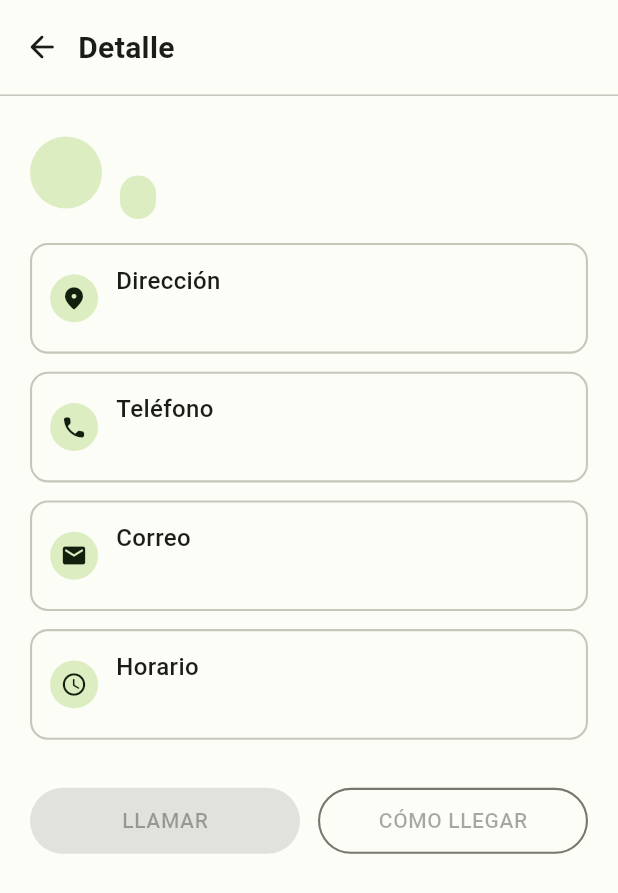
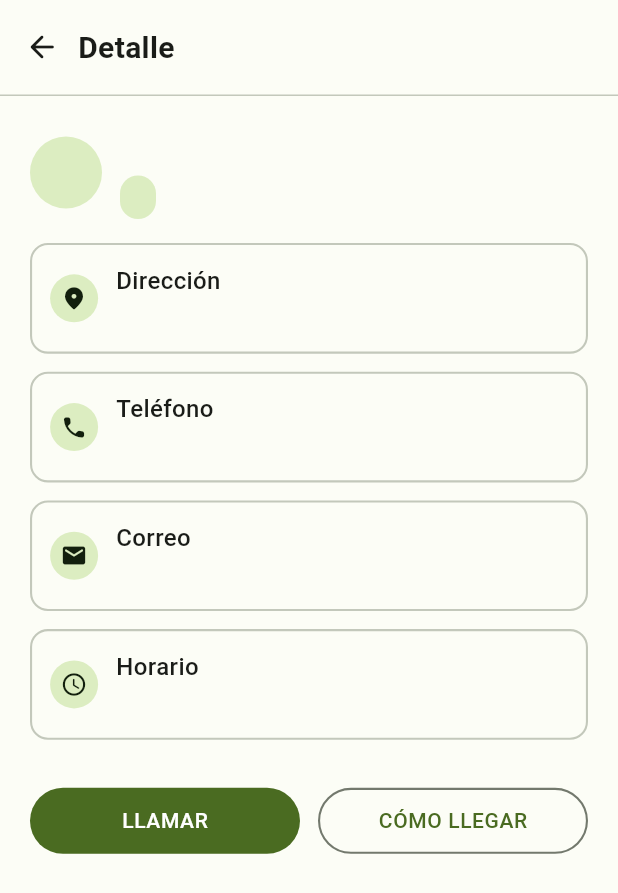
Before and after one commit to JanerBus/Ecoresiduos_App, a Flutter app: the ContactoDetalleScreen screen opened directly with empty values, on a phone screen of 412 x 824 dp. Shown: the top 893 px of the screen. Run offline on Flutter 3.47's test engine with Material 3 defaults, Android fonts, the phone set to English and light mode, and no system bars; our stand-ins replace camera, flutter_map, geolocator, latlong2, permission_handler, shimmer and 1 more; accounts and stored records are empty.

Commit message:
Feat: Mapas estaticos en detalles de contacto y botones de accion de UI (llamar, navegar)

```diff
--- a/lib/models/gestor.dart
+++ b/lib/models/gestor.dart
@@ -8,6 +8,8 @@ class Gestor {
     required this.telefono,
     required this.correo,
     required this.horario,
+    this.latitud,
+    this.longitud,
   });
 
   factory Gestor.fromJson(Map<String, dynamic> json) {
@@ -20,6 +22,8 @@ class Gestor {
       telefono: json['telefono_contacto']?.toString() ?? '',
       correo: json['email_contacto']?.toString() ?? '',
       horario: json['estado_verificacion'] == 'verificado' ? 'Verificado' : 'Pendiente',
+      latitud: json['latitud'] != null ? double.tryParse(json['latitud'].toString()) : null,
+      longitud: json['longitud'] != null ? double.tryParse(json['longitud'].toString()) : null,
     );
   }
 
@@ -32,4 +36,6 @@ class Gestor {
   final String telefono;
   final String correo;
   final String horario;
+  final double? latitud;
+  final double? longitud;
 }
--- a/lib/screens/gestor_detalle_screen.dart
+++ b/lib/screens/gestor_detalle_screen.dart
@@ -26,7 +26,8 @@ class GestorDetalleScreen extends StatelessWidget {
       telefono: gestor.telefono,
       correo: gestor.correo,
       horario: gestor.horario,
-      // TODO: usar url_launcher para tel:/geo: cuando se integre.
+      latitud: gestor.latitud,
+      longitud: gestor.longitud,
       onLlamar: onLlamar,
       onComoLlegar: onComoLlegar,
     );
--- a/lib/services/directorio_service.dart
+++ b/lib/services/directorio_service.dart
@@ -56,6 +56,8 @@ class DirectorioService {
           telefono: json['telefono_contacto']?.toString() ?? '',
           correo: json['email_contacto']?.toString() ?? '',
           horario: json['estado_verificacion'] == 'verificado' ? 'Verificado' : 'Pendiente',
+          latitud: gestorLat,
+          longitud: gestorLon,
         );
       }).toList();
 
--- a/lib/widgets/contacto_detalle_screen.dart
+++ b/lib/widgets/contacto_detalle_screen.dart
@@ -1,4 +1,7 @@
 import 'package:flutter/material.dart';
+import 'package:flutter_map/flutter_map.dart';
+import 'package:latlong2/latlong.dart';
+import 'package:url_launcher/url_launcher.dart';
 
 import '../theme/eco_colors.dart';
 
@@ -16,6 +19,8 @@ class ContactoDetalleScreen extends StatelessWidget {
     required this.telefono,
     required this.correo,
     required this.horario,
+    this.latitud,
+    this.longitud,
     this.onLlamar,
     this.onComoLlegar,
   });
@@ -27,8 +32,42 @@ class ContactoDetalleScreen extends StatelessWidget {
   final String telefono;
   final String correo;
   final String horario;
+  final double? latitud;
+  final double? longitud;
   final VoidCallback? onLlamar;
   final VoidCallback? onComoLlegar;
+
+  Future<void> _abrirMapa(BuildContext context) async {
+    if (latitud != null && longitud != null) {
+      final url = Uri.parse('https://www.google.com/maps/search/?api=1&query=$latitud,$longitud');
+      if (await canLaunchUrl(url)) {
+        await launchUrl(url, mode: LaunchMode.externalApplication);
+      } else {
+        if (context.mounted) {
+          ScaffoldMessenger.of(context).showSnackBar(
+            const SnackBar(content: Text('No se pudo abrir el mapa.')),
+          );
+        }
+      }
+    }
+  }
+
+  Future<void> _llamar(BuildContext context) async {
+    if (telefono.isNotEmpty) {
+      // Limpiar el teléfono para que solo queden números y el signo +
+      final phone = telefono.replaceAll(RegExp(r'[^\d+]'), '');
+      final url = Uri.parse('tel:$phone');
+      if (await canLaunchUrl(url)) {
+        await launchUrl(url);
+      } else {
+        if (context.mounted) {
+          ScaffoldMessenger.of(context).showSnackBar(
+            const SnackBar(content: Text('No se pudo abrir la aplicación de llamadas.')),
+          );
+        }
+      }
+    }
+  }
 
   @override
   Widget build(BuildContext context) {
@@ -95,6 +134,46 @@ class ContactoDetalleScreen extends StatelessWidget {
                     ],
                   ),
                   const SizedBox(height: 16),
+                  if (latitud != null && longitud != null) ...[
+                    Container(
+                      height: 150,
+                      decoration: BoxDecoration(
+                        borderRadius: BorderRadius.circular(16),
+                        border: Border.all(color: EcoColors.outline, width: 1.4),
+                      ),
+                      clipBehavior: Clip.antiAlias,
+                      child: FlutterMap(
+                        options: MapOptions(
+                          initialCenter: LatLng(latitud!, longitud!),
+                          initialZoom: 15.0,
+                          interactionOptions: const InteractionOptions(
+                            flags: InteractiveFlag.none, // Hacer el mapa estático
+                          ),
+                        ),
+                        children: [
+                          TileLayer(
+                            urlTemplate: 'https://tile.openstreetmap.org/{z}/{x}/{y}.png',
+                            userAgentPackageName: 'com.example.ecoresiduos',
+                          ),
+                          MarkerLayer(
+                            markers: [
+                              Marker(
+                                point: LatLng(latitud!, longitud!),
+                                width: 40,
+                                height: 40,
+                                child: const Icon(
+                                  Icons.location_on,
+                                  color: Colors.red,
+                                  size: 40,
+                                ),
+                              ),
+                            ],
+                          ),
+                        ],
+                      ),
+                    ),
+                    const SizedBox(height: 16),
+                  ],
                   _InfoRow(
                     icon: Icons.location_on_rounded,
                     label: 'Dirección',
@@ -125,7 +204,7 @@ class ContactoDetalleScreen extends StatelessWidget {
                         child: SizedBox(
                           height: 44,
                           child: FilledButton(
-                            onPressed: onLlamar,
+                            onPressed: onLlamar ?? () => _llamar(context),
                             style: FilledButton.styleFrom(
                               backgroundColor: EcoColors.primary,
                               foregroundColor: EcoColors.onPrimary,
@@ -148,7 +227,7 @@ class ContactoDetalleScreen extends StatelessWidget {
                         child: SizedBox(
                           height: 44,
                           child: OutlinedButton(
-                            onPressed: onComoLlegar,
+                            onPressed: onComoLlegar ?? () => _abrirMapa(context),
                             style: OutlinedButton.styleFrom(
                               foregroundColor: EcoColors.primary,
                               side: const BorderSide(
--- a/pubspec.yaml
+++ b/pubspec.yaml
@@ -39,6 +39,9 @@ dependencies:
   supabase_flutter: ^2.17.2
   shimmer: ^4.0.0
   geolocator: ^14.0.3
+  flutter_map: ^8.3.2
+  latlong2: ^0.10.1
+  url_launcher: ^6.3.2
 
 dev_dependencies:
   flutter_test:
```
Also changed, not shown: pubspec.lock, 2 other files.
